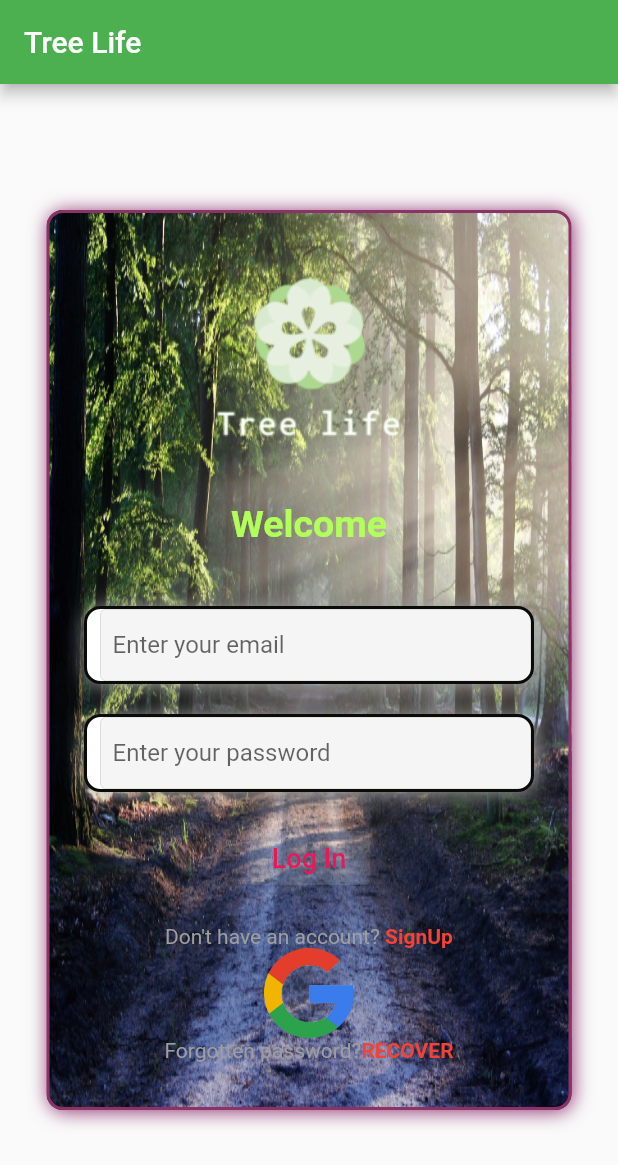
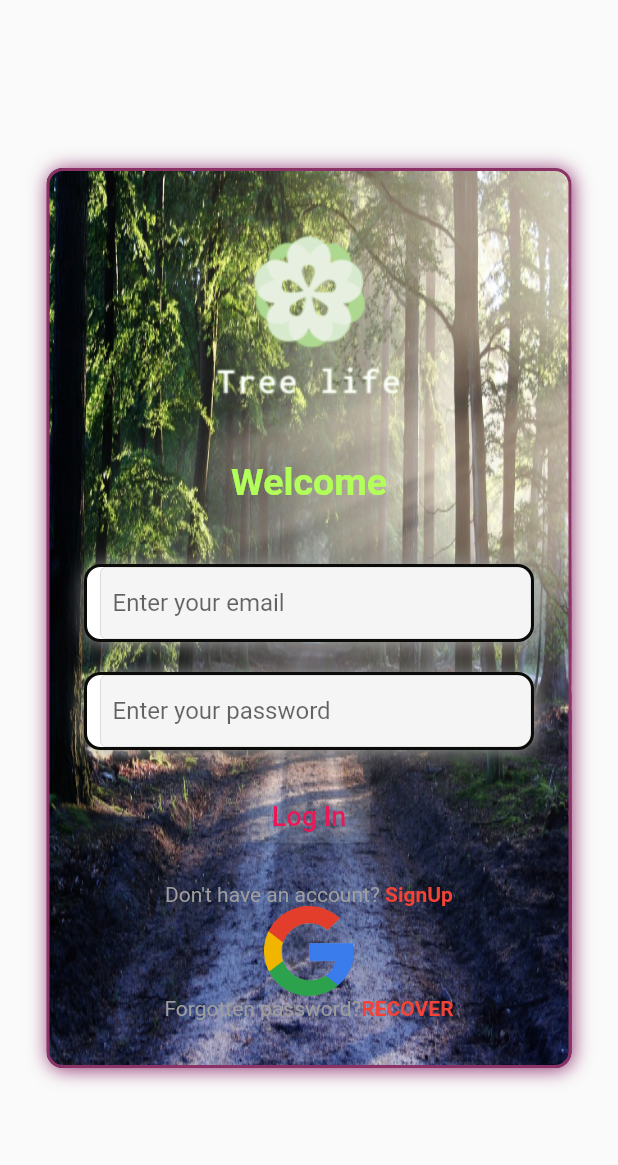
Before and after one commit to KING-CYBERTON/firestore_backend, a Flutter app: the screen it shows after launch, on a phone screen of 412 x 824 dp. Shown: the top 1165 px of the screen. Run offline on Flutter 3.47's test engine with Material 2 defaults, Android fonts, the phone set to English and light mode, and no system bars; our stand-ins replace cloud_firestore, firebase_auth, firebase_core, get, google_sign_in; accounts and stored records are empty.

Commit message:
test update

```diff
--- a/lib/Views/Form.dart
+++ b/lib/Views/Form.dart
@@ -40,9 +40,7 @@ class _ProfileTabState extends State<ProfileTab> {
     }
 
     return Scaffold(
-      appBar: AppBar(
-        title: const Text('Profile'),
-      ),
+
       body: Center(
         child: Container(
           width: 350,
--- a/lib/Views/Login.dart
+++ b/lib/Views/Login.dart
@@ -21,9 +21,7 @@ class _LoginInPageState extends State<LoginInPage> {
     //GetAuth controller = Get.put(GetAuth());
     return Scaffold(
         resizeToAvoidBottomInset: false,
-        appBar: AppBar(
-          title: const Text('Tree Life'),
-        ),
+
         body: SafeArea(
             child: Center(
           child: Container(
--- a/lib/Views/SignUp.dart
+++ b/lib/Views/SignUp.dart
@@ -18,9 +18,7 @@ class _SignUpPageState extends State<SignUpPage> {
   @override
   Widget build(BuildContext context) {
     return Scaffold(
-        appBar: AppBar(
-          title: const Text('Tree Life'),
-        ),
+
         body: SafeArea(
             child: Center(
           child: Container(
```
Also changed, not shown: 1 other file.
